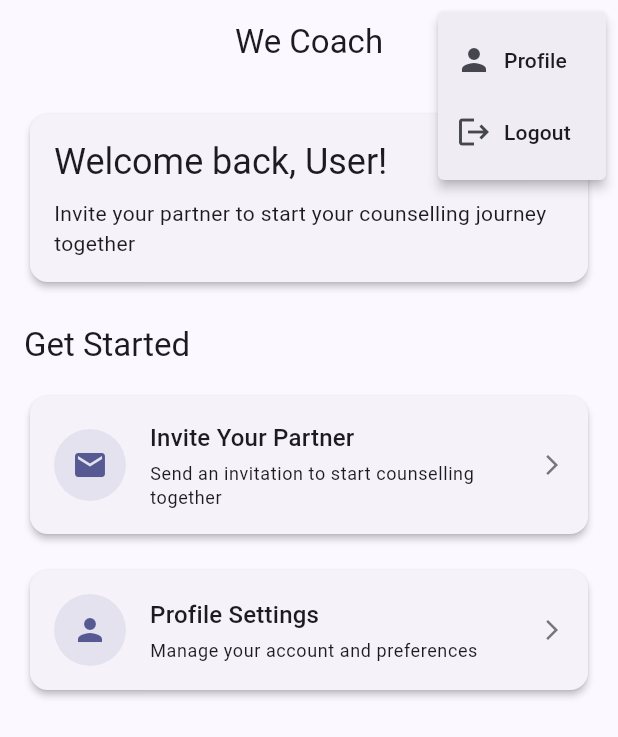
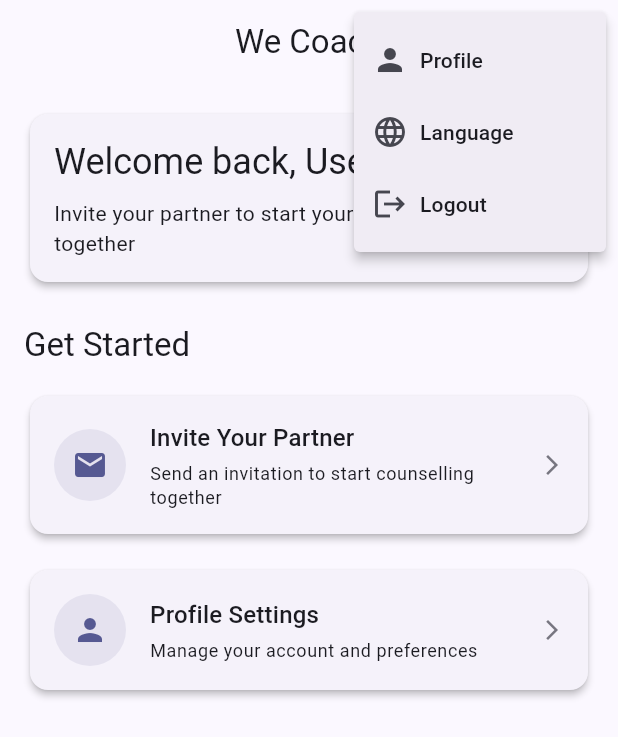
Before and after one commit to cvienot/we-counsel-ai, a Flutter app: the HomeScreen screen opened by its route, after a tap on the "more vert" icon, on a phone screen of 412 x 824 dp. Shown: the top 737 px of the screen. Run offline on Flutter 3.47's test engine with Material 3 defaults, Android fonts, the phone set to English and light mode, and no system bars; our stand-ins replace dio, flutter_markdown, flutter_riverpod, flutter_secure_storage, go_router, shared_preferences and 1 more; accounts and stored records are empty; network calls fail.

Commit message:
fix: add language picker to home screen popup menu

```diff
--- a/frontend/lib/screens/home/home_screen.dart
+++ b/frontend/lib/screens/home/home_screen.dart
@@ -39,6 +39,16 @@ class _HomeScreenState extends ConsumerState<HomeScreen> {
                     Icon(Icons.person),
                     SizedBox(width: 8),
                     Text('Profile'),
+                  ],
+                ),
+              ),
+              PopupMenuItem(
+                onTap: () => context.push('/language'),
+                child: const Row(
+                  children: [
+                    Icon(Icons.language),
+                    SizedBox(width: 8),
+                    Text('Language'),
                   ],
                 ),
               ),
```
